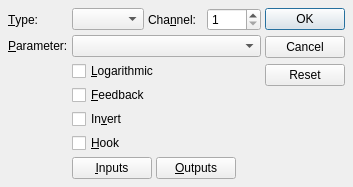
This is src/qtractorMidiControlObserverForm.ui in rncbc/qtractor as Qt 5 draws it before an edit. The edited form follows.
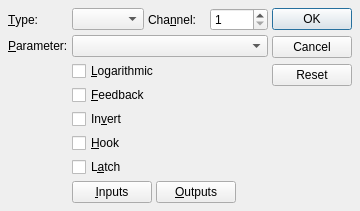
This is the edited form. Icons and pictures are not drawn.

Commit message: - Latch/momentary MIDI Controllers toggle mode introduced   (a request by AutoStatic aka. Jeremy Jongepier, thanks).   (EXPERIMENTAL)

Diff of the .ui file:
```diff
--- a/src/qtractorMidiControlObserverForm.ui
+++ b/src/qtractorMidiControlObserverForm.ui
@@ -26,8 +26,8 @@
    <rect>
     <x>0</x>
     <y>0</y>
-    <width>353</width>
-    <height>179</height>
+    <width>360</width>
+    <height>180</height>
    </rect>
   </property>
   <property name="windowTitle">
@@ -80,7 +80,7 @@
      </property>
     </widget>
    </item>
-   <item row="0" column="4" rowspan="7">
+   <item row="0" column="4" rowspan="8">
     <widget class="QDialogButtonBox" name="DialogButtonBox">
      <property name="orientation">
       <enum>Qt::Vertical</enum>
@@ -136,6 +136,13 @@
     </widget>
    </item>
    <item row="6" column="1" colspan="3">
+    <widget class="QCheckBox" name="LatchCheckBox">
+     <property name="text">
+      <string>L&amp;atch</string>
+     </property>
+    </widget>
+   </item>
+   <item row="7" column="1" colspan="3">
     <layout class="QHBoxLayout">
      <item>
       <widget class="QPushButton" name="InputsPushButton">
```
Left out of the diff: 6 changed lines with no effect on the pictures. The commit also changes 10 other files.
